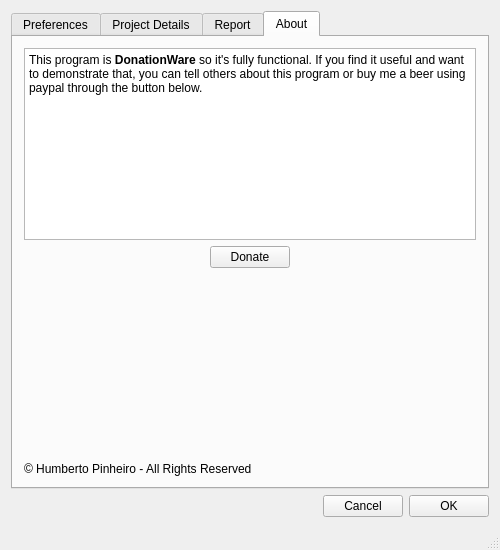
Before: the Qt Designer form mainwindow.ui in humbhenri/TimeTracker, drawn with Qt 5.
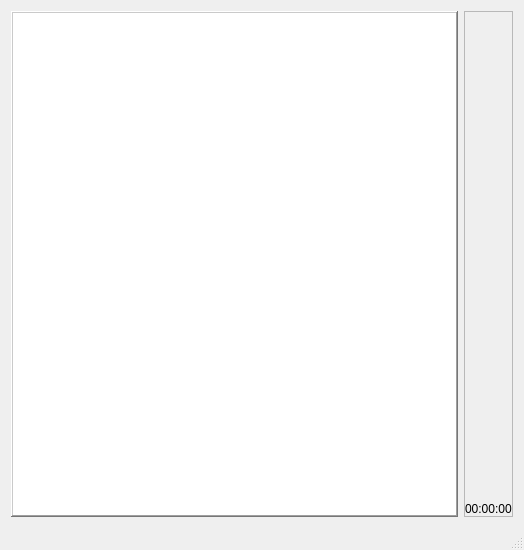
After: the same form once the commit is applied. The open tabs and pages were chosen to show the change. Icons and pictures are not drawn. Custom widgets are drawn as their Qt base class.

Commit message: First commit new interface doesn't compile!

Patch:
```diff
--- a/mainwindow.ui
+++ b/mainwindow.ui
@@ -6,160 +6,116 @@
    <rect>
     <x>0</x>
     <y>0</y>
-    <width>500</width>
+    <width>524</width>
     <height>550</height>
    </rect>
   </property>
-  <property name="minimumSize">
-   <size>
-    <width>500</width>
-    <height>550</height>
-   </size>
-  </property>
   <property name="windowTitle">
    <string>TimeTracker</string>
   </property>
   <widget class="QWidget" name="centralWidget">
-   <layout class="QGridLayout" name="gridLayout_3">
-    <item row="1" column="0">
-     <spacer name="horizontalSpacer">
-      <property name="orientation">
-       <enum>Qt::Horizontal</enum>
+   <layout class="QGridLayout" name="gridLayout">
+    <item row="0" column="0">
+     <widget class="QListView" name="projectsLst">
+      <property name="frameShape">
+       <enum>QFrame::WinPanel</enum>
       </property>
-      <property name="sizeHint" stdset="0">
-       <size>
-        <width>197</width>
-        <height>20</height>
-       </size>
+      <property name="frameShadow">
+       <enum>QFrame::Raised</enum>
       </property>
-     </spacer>
-    </item>
-    <item row="1" column="1">
-     <widget class="QPushButton" name="cancelPushButton">
-      <property name="text">
-       <string>Cancel</string>
+      <property name="lineWidth">
+       <number>3</number>
       </property>
      </widget>
     </item>
-    <item row="1" column="2">
-     <widget class="QPushButton" name="okPushButton">
-      <property name="text">
-       <string>OK</string>
+    <item row="0" column="1">
+     <widget class="QFrame" name="frame">
+      <property name="minimumSize">
+       <size>
+        <width>40</width>
+        <height>0</height>
+       </size>
       </property>
-     </widget>
-    </item>
-    <item row="0" column="0" colspan="3">
-     <widget class="QTabWidget" name="tabWidget">
-      <property name="currentIndex">
-       <number>0</number>
+      <property name="maximumSize">
+       <size>
+        <width>53</width>
+        <height>16777215</height>
+       </size>
       </property>
-      <widget class="QWidget" name="preferencestTb">
-       <attribute name="title">
-        <string>Preferences</string>
-       </attribute>
-       <layout class="QGridLayout" name="gridLayout">
-        <item row="0" column="0">
-         <widget class="PreferencesWidget" name="preferencesWidget" native="true"/>
-        </item>
-       </layout>
-      </widget>
-      <widget class="QWidget" name="projectTab">
-       <attribute name="title">
-        <string>Project Details</string>
-       </attribute>
-       <layout class="QGridLayout" name="gridLayout_2">
-        <item row="0" column="0">
-         <widget class="ProjectWidget" name="projectWidget" native="true"/>
-        </item>
-       </layout>
-      </widget>
-      <widget class="QWidget" name="tab">
-       <attribute name="title">
-        <string>Report</string>
-       </attribute>
-       <layout class="QGridLayout" name="gridLayout_5">
-        <item row="0" column="0">
-         <widget class="ReportWidget" name="widget" native="true"/>
-        </item>
-       </layout>
-      </widget>
-      <widget class="QWidget" name="aboutTab">
-       <attribute name="title">
-        <string>About</string>
-       </attribute>
-       <layout class="QGridLayout" name="gridLayout_4">
-        <item row="0" column="0" colspan="3">
-         <widget class="QTextEdit" name="textEdit">
-          <property name="readOnly">
-           <bool>true</bool>
-          </property>
-          <property name="html">
-           <string>&lt;!DOCTYPE HTML PUBLIC &quot;-//W3C//DTD HTML 4.0//EN&quot; &quot;http://www.w3.org/TR/REC-html40/strict.dtd&quot;&gt;
-&lt;html&gt;&lt;head&gt;&lt;meta name=&quot;qrichtext&quot; content=&quot;1&quot; /&gt;&lt;style type=&quot;text/css&quot;&gt;
-p, li { white-space: pre-wrap; }
-&lt;/style&gt;&lt;/head&gt;&lt;body style=&quot; font-family:'MS Shell Dlg 2'; font-size:8.25pt; font-weight:400; font-style:normal;&quot;&gt;
-&lt;table border=&quot;0&quot; style=&quot;-qt-table-type: root; margin-top:4px; margin-bottom:4px; margin-left:4px; margin-right:4px;&quot;&gt;
-&lt;tr&gt;
-&lt;td style=&quot;border: none;&quot;&gt;
-&lt;p style=&quot; margin-top:0px; margin-bottom:0px; margin-left:0px; margin-right:0px; -qt-block-indent:0; text-indent:0px;&quot;&gt;&lt;span style=&quot; font-family:'Sans'; font-size:9pt;&quot;&gt;This program is &lt;/span&gt;&lt;span style=&quot; font-family:'Sans'; font-size:9pt; font-weight:600;&quot;&gt;DonationWare &lt;/span&gt;&lt;span style=&quot; font-family:'Sans'; font-size:9pt;&quot;&gt;so it's fully functional. If you find it useful and want to demonstrate that, you can tell others about this program or buy me a beer using paypal through the button below.&lt;/span&gt;&lt;/p&gt;&lt;/td&gt;&lt;/tr&gt;&lt;/table&gt;&lt;/body&gt;&lt;/html&gt;</string>
-          </property>
-         </widget>
-        </item>
-        <item row="1" column="0">
-         <spacer name="horizontalSpacer_2">
-          <property name="orientation">
-           <enum>Qt::Horizontal</enum>
-          </property>
-          <property name="sizeHint" stdset="0">
-           <size>
-            <width>179</width>
-            <height>20</height>
-           </size>
-          </property>
-         </spacer>
-        </item>
-        <item row="1" column="1">
-         <widget class="QPushButton" name="donatePushButton">
-          <property name="text">
-           <string>Donate</string>
-          </property>
-         </widget>
-        </item>
-        <item row="1" column="2">
-         <spacer name="horizontalSpacer_3">
-          <property name="orientation">
-           <enum>Qt::Horizontal</enum>
-          </property>
-          <property name="sizeHint" stdset="0">
-           <size>
-            <width>178</width>
-            <height>20</height>
-           </size>
-          </property>
-         </spacer>
-        </item>
-        <item row="2" column="1">
-         <spacer name="verticalSpacer">
-          <property name="orientation">
-           <enum>Qt::Vertical</enum>
-          </property>
-          <property name="sizeHint" stdset="0">
-           <size>
-            <width>20</width>
-            <height>181</height>
-           </size>
-          </property>
-         </spacer>
-        </item>
-        <item row="3" column="0" colspan="3">
-         <widget class="QLabel" name="label">
-          <property name="text">
-           <string>© Humberto Pinheiro - All Rights Reserved</string>
-          </property>
-         </widget>
-        </item>
-       </layout>
-      </widget>
+      <property name="frameShape">
+       <enum>QFrame::StyledPanel</enum>
+      </property>
+      <property name="frameShadow">
+       <enum>QFrame::Raised</enum>
+      </property>
+      <layout class="QGridLayout" name="gridLayout_2">
+       <property name="margin">
+        <number>0</number>
+       </property>
+       <property name="spacing">
+        <number>0</number>
+       </property>
+       <item row="0" column="0">
+        <widget class="QPushButton" name="pushButton">
+         <property name="text">
+          <string/>
+         </property>
+         <property name="icon">
+          <iconset resource="res.qrc">
+           <normaloff>:/res/images/plus_alt_32x32.png</normaloff>:/res/images/plus_alt_32x32.png</iconset>
+         </property>
+         <property name="iconSize">
+          <size>
+           <width>16</width>
+           <height>16</height>
+          </size>
+         </property>
+         <property name="flat">
+          <bool>true</bool>
+         </property>
+        </widget>
+       </item>
+       <item row="1" column="0">
+        <widget class="QPushButton" name="settingsBtn">
+         <property name="text">
+          <string/>
+         </property>
+         <property name="icon">
+          <iconset resource="res.qrc">
+           <normaloff>:/res/images/wrench.png</normaloff>:/res/images/wrench.png</iconset>
+         </property>
+         <property name="iconSize">
+          <size>
+           <width>16</width>
+           <height>16</height>
+          </size>
+         </property>
+         <property name="flat">
+          <bool>true</bool>
+         </property>
+        </widget>
+       </item>
+       <item row="2" column="0">
+        <spacer name="verticalSpacer">
+         <property name="orientation">
+          <enum>Qt::Vertical</enum>
+         </property>
+         <property name="sizeHint" stdset="0">
+          <size>
+           <width>20</width>
+           <height>40</height>
+          </size>
+         </property>
+        </spacer>
+       </item>
+       <item row="3" column="0">
+        <widget class="QLabel" name="timeLbl">
+         <property name="text">
+          <string>00:00:00</string>
+         </property>
+        </widget>
+       </item>
+      </layout>
      </widget>
     </item>
    </layout>
@@ -167,26 +123,8 @@
   <widget class="QStatusBar" name="statusBar"/>
  </widget>
  <layoutdefault spacing="6" margin="11"/>
- <customwidgets>
-  <customwidget>
-   <class>PreferencesWidget</class>
-   <extends>QWidget</extends>
-   <header>preferenceswidget.h</header>
-   <container>1</container>
-  </customwidget>
-  <customwidget>
-   <class>ProjectWidget</class>
-   <extends>QWidget</extends>
-   <header>projectwidget.h</header>
-   <container>1</container>
-  </customwidget>
-  <customwidget>
-   <class>ReportWidget</class>
-   <extends>QWidget</extends>
-   <header>reportwidget.h</header>
-   <container>1</container>
-  </customwidget>
- </customwidgets>
- <resources/>
+ <resources>
+  <include location="res.qrc"/>
+ </resources>
  <connections/>
 </ui>
```
The commit also changes 4 other files.
